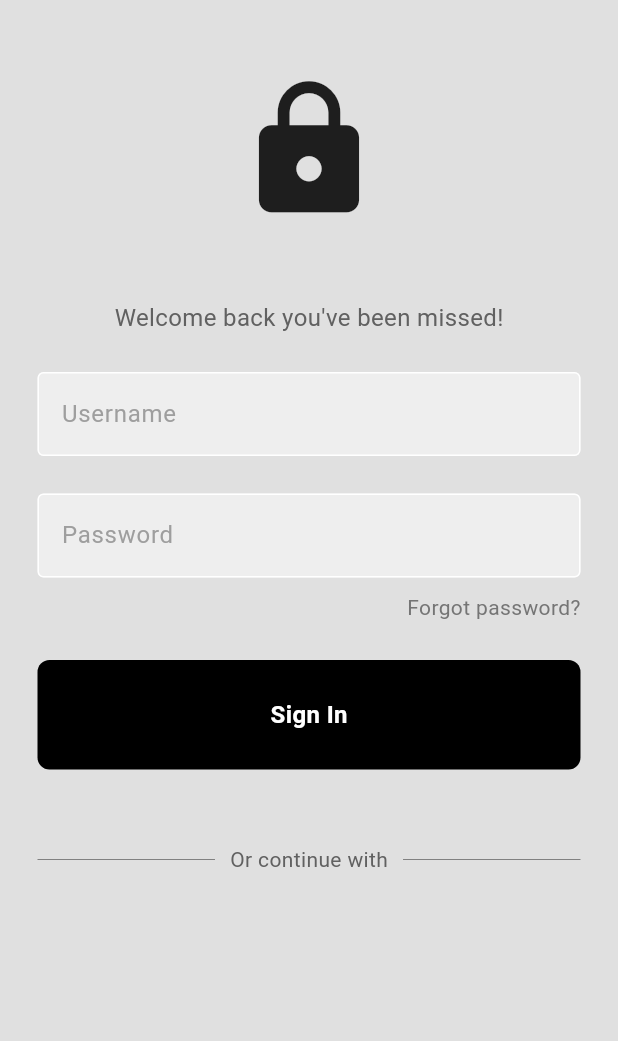
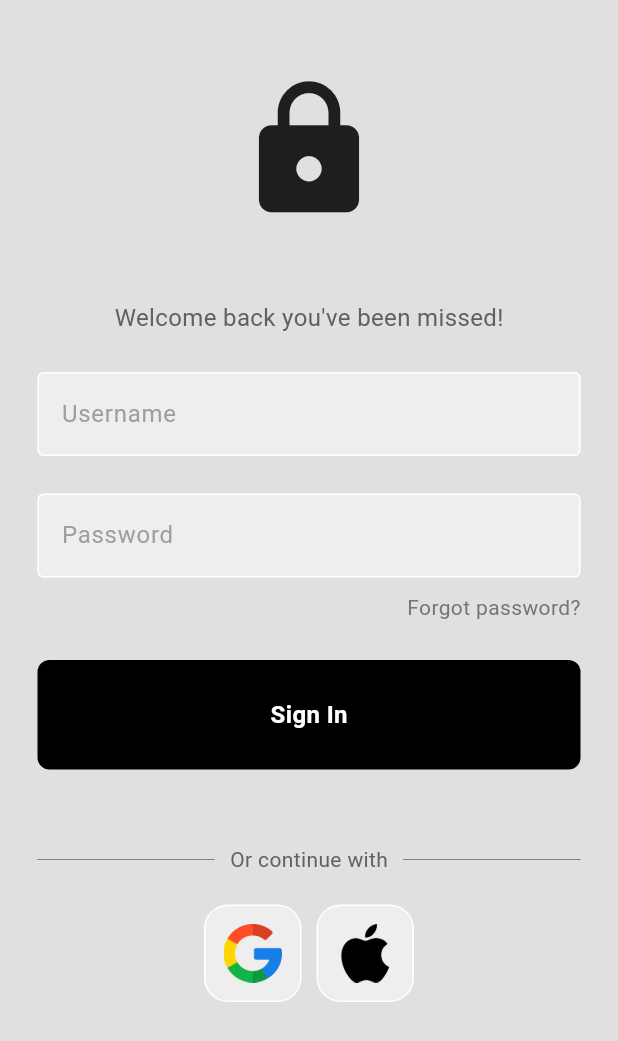
Before and after one commit to Julian1993ARG/flutterLogin, a Flutter app: the screen it shows after launch, on a phone screen of 412 x 824 dp. Shown: the top 1041 px of the screen. Run offline on Flutter 3.47's test engine with Material 3 defaults, Android fonts, the phone set to English and light mode, and no system bars.

Commit message:
loggin buttons

```diff
--- /dev/null
+++ b/lib/components/square_tile.dart
@@ -0,0 +1,20 @@
+import 'package:flutter/material.dart';
+
+class SquareTile extends StatelessWidget {
+  final String imagePath;
+  const SquareTile({super.key, required this.imagePath});
+
+  @override
+  Widget build(BuildContext context) {
+    return Container(
+      padding: const EdgeInsets.all(12),
+      decoration: BoxDecoration(
+        border: Border.all(color: Colors.white),
+        borderRadius: BorderRadius.circular(16),
+        color:Colors.grey[200]
+      ),
+      height: 65,
+      child: Image.asset(imagePath),
+    );
+  }
+}
--- a/lib/screens/login_screen.dart/login_screen.dart
+++ b/lib/screens/login_screen.dart/login_screen.dart
@@ -1,6 +1,7 @@
 import 'package:flutter/material.dart';
 import 'package:minimalist_login/components/my_button.dart';
 import 'package:minimalist_login/components/my_text_field.dart';
+import 'package:minimalist_login/components/square_tile.dart';
 
 class LoginScreen extends StatelessWidget {
   LoginScreen({super.key});
@@ -93,6 +94,15 @@ class LoginScreen extends StatelessWidget {
                   )),
                 ],
               ),
+            ),
+            SizedBox(height: 20,),
+            const Row(
+              mainAxisAlignment: MainAxisAlignment.center,
+              children: [
+                SquareTile(imagePath: "lib/images/google.png"),
+                SizedBox(width: 10),
+                SquareTile(imagePath: "lib/images/apple.png"),
+              ],
             )
           ],
         ),
```
